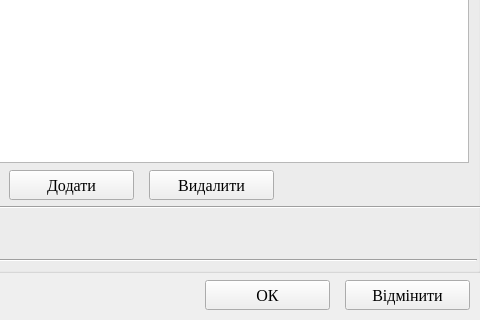
Before: the Qt Designer form create_ttn.ui in andrboyko/zbyt, drawn with Qt 5; both pictures show x 165 to 645 and y 398 to 718 of the 645 by 718 pixel window.
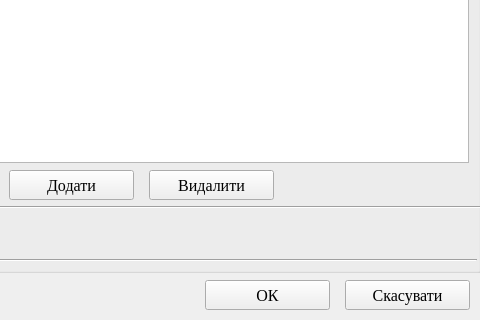
After: the same form once the commit is applied. Icons and pictures are not drawn.

Diff of the .ui file:
```diff
--- a/create_ttn.ui
+++ b/create_ttn.ui
@@ -106,7 +106,7 @@
     </rect>
    </property>
    <property name="text">
-    <string>Відмінити</string>
+    <string>Скасувати</string>
    </property>
   </widget>
   <widget class="QLabel" name="label_2">
```
Left out of the diff: 8 changed lines with no effect on the pictures.
